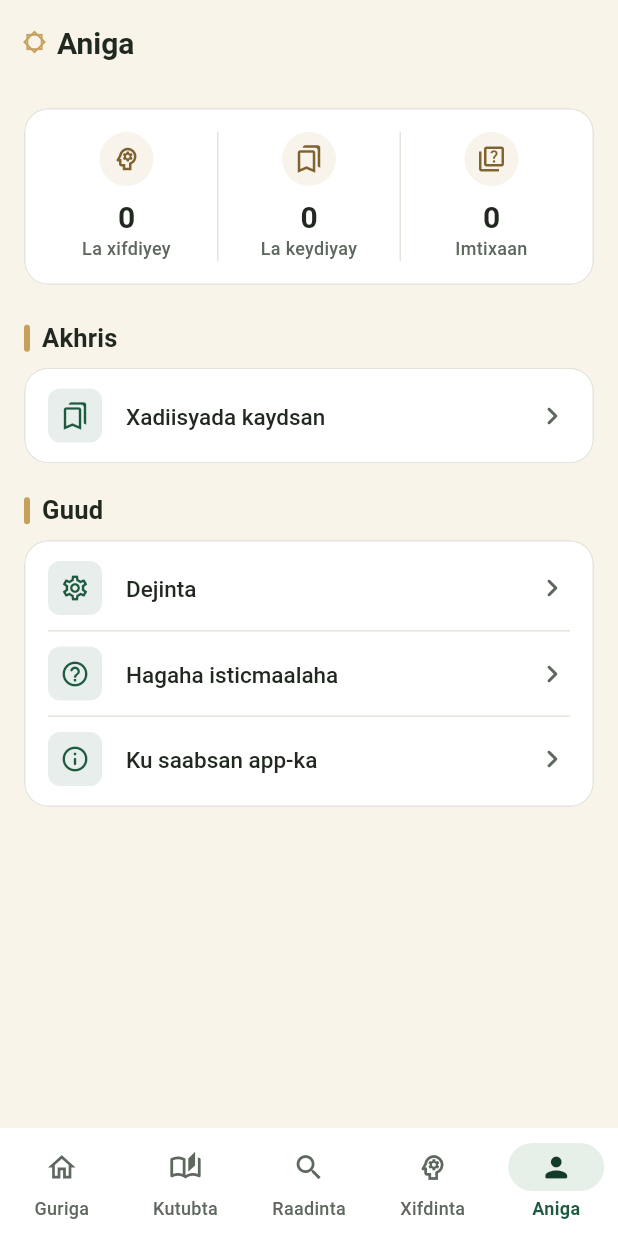
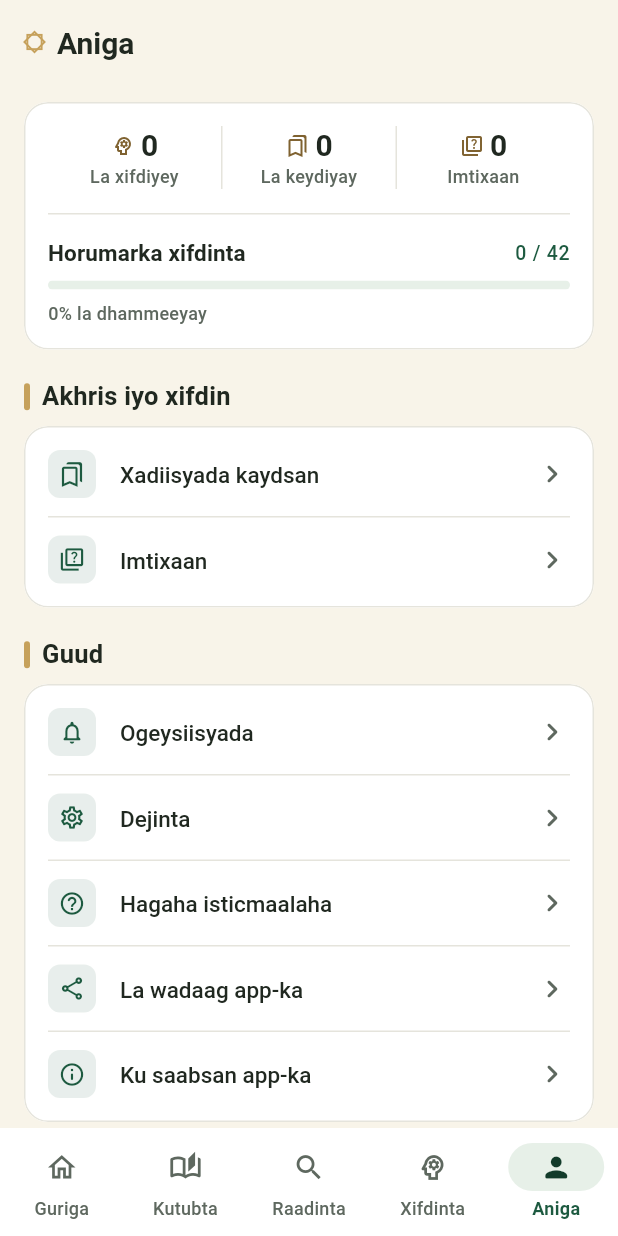
Before and after one commit to ahmedgureey/axaadiithsax, a Flutter app: the ProfileScreen screen opened by its route, on a phone screen of 412 x 824 dp. Run offline on Flutter 3.47's test engine with Material 3 defaults, Android fonts, the phone set to English and light mode, and no system bars; our stand-ins replace flutter_local_notifications, flutter_timezone, go_router, just_audio, share_plus, shared_preferences and 2 more; accounts and stored records are empty; network calls fail.

Commit message:
Aniga redesign and daily card text size
- Aniga: one progress card (stats + memorisation progress), Imtixaan,
  Ogeysiisyada and share links, smaller icons, version footer
- Daily hadith card: the Somali text follows A- / A+ (smaller shows more)

Co-Authored-By: Claude Opus 5.5 <noreply@anthropic.com>

```diff
--- a/lib/core/widgets/settings_widgets.dart
+++ b/lib/core/widgets/settings_widgets.dart
@@ -66,14 +66,14 @@ class SettingsTile extends StatelessWidget {
     return ListTile(
       minTileHeight: AppSizes.minTouchTarget + AppSpacing.xs,
       leading: Container(
-        width: 36,
-        height: 36,
+        width: 32,
+        height: 32,
         alignment: Alignment.center,
         decoration: BoxDecoration(
           color: (color ?? scheme.primary).withValues(alpha: 0.10),
           borderRadius: AppRadius.smAll,
         ),
-        child: Icon(icon, size: 20, color: color ?? scheme.primary),
+        child: Icon(icon, size: 18, color: color ?? scheme.primary),
       ),
       title: Text(
         title,
--- a/lib/features/profile/presentation/profile_screen.dart
+++ b/lib/features/profile/presentation/profile_screen.dart
@@ -1,8 +1,11 @@
 import 'package:flutter/material.dart';
+import 'package:flutter/services.dart';
 import 'package:go_router/go_router.dart';
 
 import '../../../app/app_services.dart';
+import '../../../core/app_info.dart';
 import '../../../core/routing/app_routes.dart';
+import '../../../core/services/share_service.dart';
 import '../../../core/theme/theme.dart';
 import '../../../core/widgets/widgets.dart';
 
@@ -13,24 +16,39 @@ class ProfileScreen extends StatelessWidget {
 
   static const title = 'Aniga';
 
+  /// Text shared by "La wadaag app-ka".
+  static const shareText =
+      '${AppInfo.name} — Arbaciin Al-Nawawi: 42 xadiis oo Carabi ah iyo Af-Soomaali, '
+      'xifdin iyo imtixaan. Waa bilaash, internet la\'aanna wuu shaqeeyaa.\n'
+      'https://raw.githubusercontent.com/ahmedgureey/axaadiithsax/main/apk/Xadiith-App.apk';
+
+  Future<void> _shareApp(BuildContext context) async {
+    final outcome = await context.services.share.shareText(shareText, subject: AppInfo.name);
+    if (outcome == ShareOutcome.unavailable) {
+      await Clipboard.setData(const ClipboardData(text: shareText));
+      if (context.mounted) AppSnackbar.show(context, 'Qoraalka waa la koobiyeeyay.', type: AppSnackType.success);
+    }
+  }
+
   @override
   Widget build(BuildContext context) {
     return Scaffold(
       appBar: AppTopBar(title: context.tr(AppText.titleProfile), showOrnament: true),
       body: ListView(
-        padding: const EdgeInsets.symmetric(vertical: AppSpacing.md),
+        padding: const EdgeInsets.only(top: AppSpacing.sm, bottom: AppSpacing.lg),
         children: [
-          const AppPageBody(child: _ProfileStatsCard()),
-          AppSpacing.gapXl,
+          const AppPageBody(child: _ProgressCard()),
+          AppSpacing.gapLg,
           AppPageBody(
             child: SettingsSection(
-              title: 'Akhris',
+              title: 'Akhris iyo xifdin',
               children: [
                 SettingsTile(
                   icon: Icons.bookmarks_outlined,
                   title: context.tr(AppText.titleFavorites),
                   onTap: () => context.push(AppRoutes.favorites),
                 ),
+                SettingsTile(icon: Icons.quiz_outlined, title: 'Imtixaan', onTap: () => context.push(AppRoutes.quiz)),
               ],
             ),
           ),
@@ -39,6 +57,11 @@ class ProfileScreen extends StatelessWidget {
             child: SettingsSection(
               title: 'Guud',
               children: [
+                SettingsTile(
+                  icon: Icons.notifications_none_rounded,
+                  title: 'Ogeysiisyada',
+                  onTap: () => context.push(AppRoutes.settingsNotifications),
+                ),
                 SettingsTile(
                   icon: Icons.settings_outlined,
                   title: context.tr(AppText.allSettings),
@@ -49,6 +72,7 @@ class ProfileScreen extends StatelessWidget {
                   title: context.tr(AppText.titleHelp),
                   onTap: () => context.push(AppRoutes.help),
                 ),
+                SettingsTile(icon: Icons.share_outlined, title: 'La wadaag app-ka', onTap: () => _shareApp(context)),
                 SettingsTile(
                   icon: Icons.info_outline_rounded,
                   title: context.tr(AppText.aboutApp),
@@ -57,14 +81,18 @@ class ProfileScreen extends StatelessWidget {
               ],
             ),
           ),
+          AppSpacing.gapLg,
+          const _Footer(),
         ],
       ),
     );
   }
 }
 
-class _ProfileStatsCard extends StatelessWidget {
-  const _ProfileStatsCard();
+/// Numbers (memorised, saved, quizzes) and overall memorisation progress in
+/// one card.
+class _ProgressCard extends StatelessWidget {
+  const _ProgressCard();
 
   @override
   Widget build(BuildContext context) {
@@ -73,15 +101,19 @@ class _ProfileStatsCard extends StatelessWidget {
       listenable: Listenable.merge([services.favorites, services.memorization]),
       builder: (context, _) {
         final m = services.memorization;
+        final c = context.appColors;
+        final percent = (m.overallProgress * 100).round();
         final stats = [
           (Icons.psychology_outlined, '${m.memorizedCount}', 'La xifdiyey'),
           (Icons.bookmarks_outlined, '${services.favorites.count}', 'La keydiyay'),
           (Icons.quiz_outlined, '${m.quizHistory.length}', 'Imtixaan'),
         ];
-        final c = context.appColors;
         return AppCard(
-          padding: const EdgeInsets.symmetric(vertical: AppSpacing.md, horizontal: AppSpacing.xs),
-          child: IntrinsicHeight(
+          padding: const EdgeInsets.all(AppSpacing.md),
+          child: Column(
+            crossAxisAlignment: CrossAxisAlignment.stretch,
+            children: [
+              IntrinsicHeight(
                 child: Row(
                   children: [
                     for (var i = 0; i < stats.length; i++) ...[
@@ -92,15 +124,16 @@ class _ProfileStatsCard extends StatelessWidget {
                           excludeSemantics: true,
                           child: Column(
                             children: [
-                          Container(
-                            padding: const EdgeInsets.all(AppSpacing.xs),
-                            decoration: BoxDecoration(color: c.goldSubtle, shape: BoxShape.circle),
-                            child: Icon(stats[i].$1, size: 20, color: c.goldText),
-                          ),
-                          AppSpacing.gapXs,
+                              Row(
+                                mainAxisAlignment: MainAxisAlignment.center,
+                                children: [
+                                  Icon(stats[i].$1, size: 16, color: c.goldText),
+                                  const SizedBox(width: AppSpacing.xxs),
                                   Text(
                                     stats[i].$2,
                                     style: context.textStyles.titleLarge?.copyWith(fontWeight: FontWeight.w700),
+                                  ),
+                                ],
                               ),
                               Text(stats[i].$3, style: context.textStyles.labelSmall, textAlign: TextAlign.center),
                             ],
@@ -111,8 +144,65 @@ class _ProfileStatsCard extends StatelessWidget {
                   ],
                 ),
               ),
+              AppSpacing.gapMd,
+              const Divider(height: 1),
+              AppSpacing.gapMd,
+              Semantics(
+                label: 'Horumarka xifdinta: $percent boqolkiiba',
+                excludeSemantics: true,
+                child: Column(
+                  crossAxisAlignment: CrossAxisAlignment.stretch,
+                  children: [
+                    Row(
+                      children: [
+                        Expanded(child: Text('Horumarka xifdinta', style: context.textStyles.titleSmall)),
+                        Text(
+                          '${m.memorizedCount} / ${m.totalAvailable}',
+                          style: context.textStyles.labelMedium?.copyWith(color: context.colors.primary),
+                        ),
+                      ],
+                    ),
+                    AppSpacing.gapXs,
+                    ClipRRect(
+                      borderRadius: AppRadius.pillAll,
+                      child: LinearProgressIndicator(value: m.overallProgress, minHeight: 6),
+                    ),
+                    AppSpacing.gapXs,
+                    Row(
+                      children: [
+                        Expanded(child: Text('$percent% la dhammeeyay', style: context.textStyles.labelSmall)),
+                        if (m.streak > 0) ...[
+                          Icon(Icons.local_fire_department_rounded, size: 14, color: c.warning),
+                          const SizedBox(width: AppSpacing.xxs),
+                          Text('${m.streak} maalmood', style: context.textStyles.labelSmall),
+                        ],
+                      ],
+                    ),
+                  ],
+                ),
+              ),
+            ],
+          ),
         );
       },
     );
   }
 }
+
+/// App name, version and a reminder that progress stays on this phone.
+class _Footer extends StatelessWidget {
+  const _Footer();
+
+  @override
+  Widget build(BuildContext context) {
+    final style = context.textStyles.labelSmall?.copyWith(color: context.appColors.textSecondary);
+    return Column(
+      children: [
+        const IslamicStar(size: 16),
+        AppSpacing.gapXs,
+        Text('${AppInfo.name} · Nooca ${AppInfo.version}', style: style),
+        Text('Horumarkaagu wuxuu ku kaydsan yahay taleefankaaga.', style: style, textAlign: TextAlign.center),
+      ],
+    );
+  }
+}
```
Also changed, not shown: lib/core/widgets/app_cards.dart (+9 -1 lines), lib/features/home/presentation/widgets/daily_hadith_section.dart (+7 -1 lines), 2 other files. Lines whose indentation alone changed are shown as unchanged.
